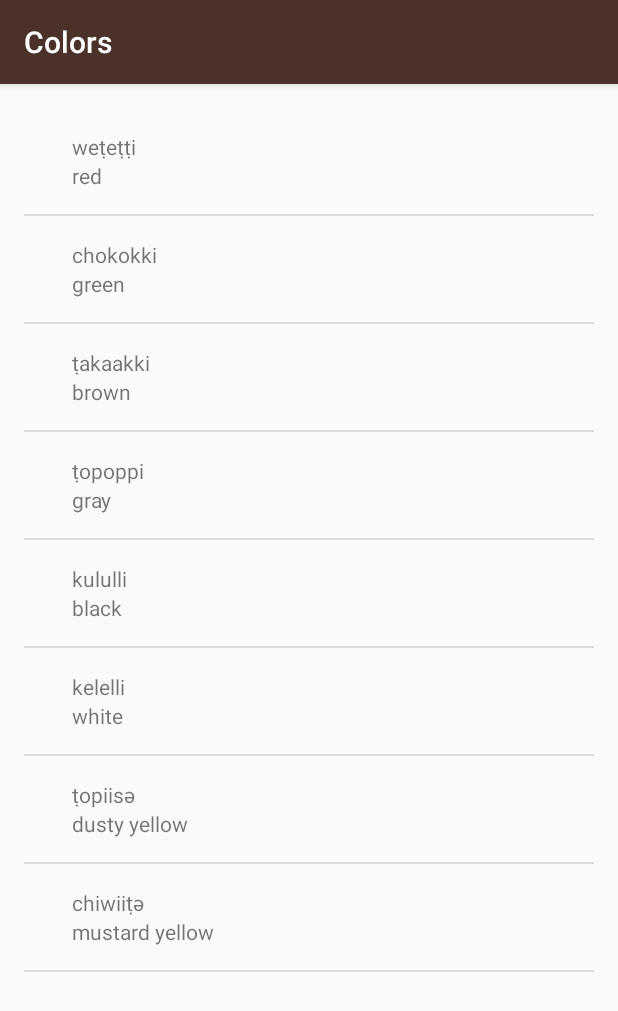
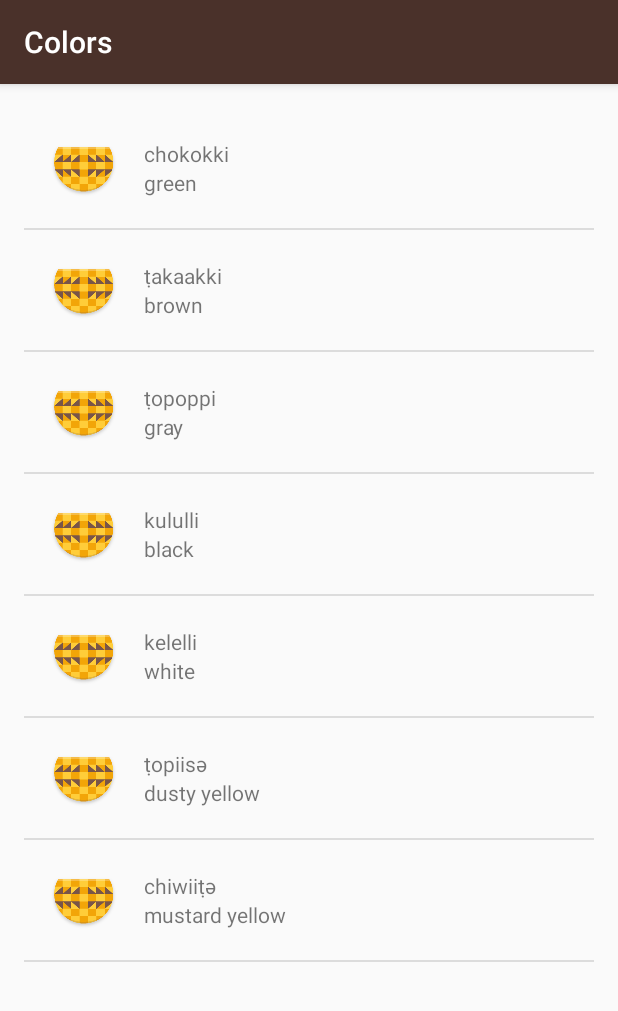
Before and after one commit to Altamarit/Learn_MultiScreen, an Android app: the ColorsActivity screen opened directly, with no data from a screen before it, on a phone screen of 412 x 824 dp. Shown: the top 1011 px of the screen. Run offline under Robolectric (Android 15) with nearby library versions, the phone set to English and light mode, and no system bars; 1 statement that could not run was skipped.

Commit message:
Images added

```diff
--- a/app/src/main/java/com/example/android/miwok/ColorsActivity.java
+++ b/app/src/main/java/com/example/android/miwok/ColorsActivity.java
@@ -1,7 +1,7 @@
 package com.example.android.miwok;
 
+import android.os.Bundle;
 import android.support.v7.app.AppCompatActivity;
-import android.os.Bundle;
 import android.widget.ListView;
 
 import java.util.ArrayList;
@@ -15,7 +15,7 @@
 
         //  Array with numbers
         ArrayList<Word> words = new ArrayList<Word>();
-        words.add(new Word("red", "weṭeṭṭi"));
+        words.add(new Word("red", "weṭeṭṭi",R,));
         words.add(new Word("green", "chokokki"));
         words.add(new Word("brown", "ṭakaakki"));
         words.add(new Word("gray", "ṭopoppi"));
@@ -33,5 +33,8 @@
         ListView listView = (ListView) findViewById(R.id.list);
         //  Pass the array adapter into the ListView
         listView.setAdapter(itemsAdapter);
+
+        // set the color background
+//        listView.setBackgroundColor(getColor(R.color.category_colors));
     }
 }
--- a/app/src/main/res/layout/list_item.xml
+++ b/app/src/main/res/layout/list_item.xml
@@ -8,6 +8,12 @@
     android:minHeight="?android:attr/listPreferredItemHeight"
     android:orientation="horizontal"
     android:padding="16dp">
+
+    <ImageView
+        android:id="@+id/img_image"
+        android:layout_width="wrap_content"
+        android:layout_height="wrap_content"
+        android:src="@mipmap/ic_launcher" />
 
     <LinearLayout
         android:layout_width="0dp"
```
Also changed, not shown: app/src/main/java/com/example/android/miwok/Word.java (+11 -1 lines).
